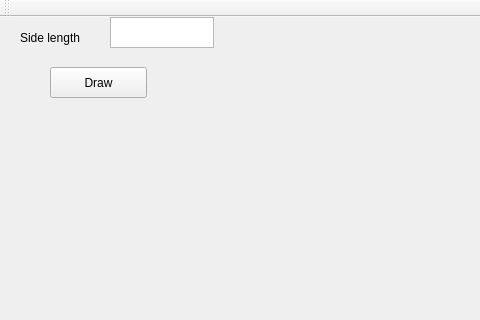
Above: CGL/assign-a5/mainwindow.ui from mufaddal12/21340 before the change; both pictures show x 0 to 480 and y 0 to 320 of the 815 by 621 pixel window. Below: the same form after it.
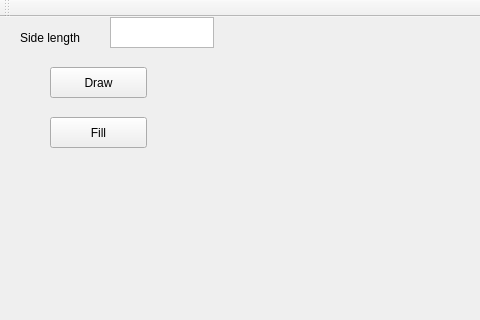
That is the form after the change.

```diff
--- a/CGL/assign-a5/mainwindow.ui
+++ b/CGL/assign-a5/mainwindow.ui
@@ -63,6 +63,19 @@
      <string/>
     </property>
    </widget>
+   <widget class="QPushButton" name="fill">
+    <property name="geometry">
+     <rect>
+      <x>50</x>
+      <y>100</y>
+      <width>97</width>
+      <height>31</height>
+     </rect>
+    </property>
+    <property name="text">
+     <string>Fill</string>
+    </property>
+   </widget>
   </widget>
   <widget class="QMenuBar" name="menuBar">
    <property name="geometry">
```
Left out of the diff: 2 changed lines with no effect on the pictures.
